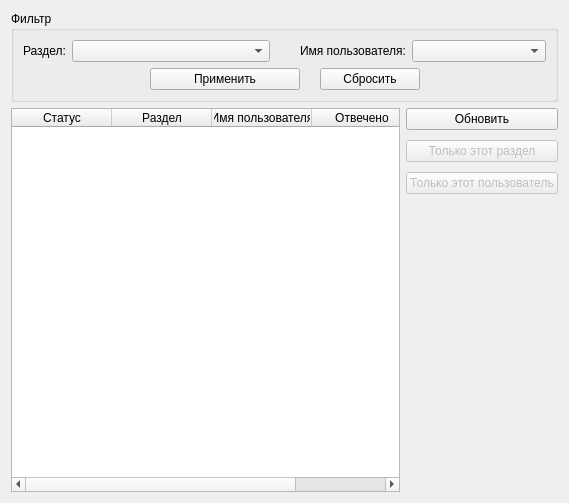
First picture: the form in control/solutionsform.ui, repository TheMrButcher/offline-mentor, before the edit.
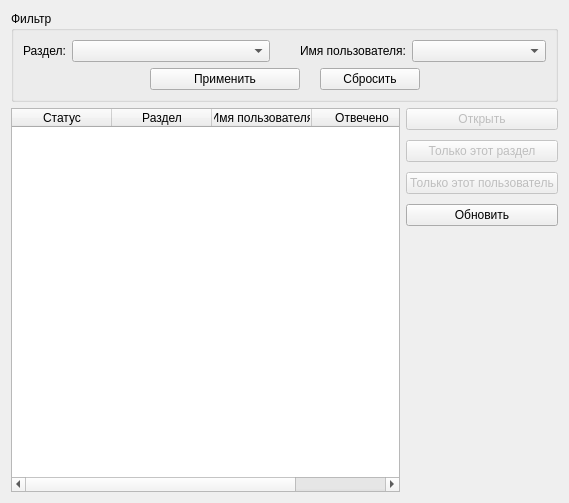
Second picture: the form after the edit. Icons and pictures are not drawn.

```diff
--- a/control/solutionsform.ui
+++ b/control/solutionsform.ui
@@ -187,15 +187,12 @@
         <number>10</number>
        </property>
        <item>
-        <widget class="QPushButton" name="updateButton">
-         <property name="minimumSize">
-          <size>
-           <width>100</width>
-           <height>0</height>
-          </size>
+        <widget class="QPushButton" name="openButton">
+         <property name="enabled">
+          <bool>false</bool>
          </property>
          <property name="text">
-          <string>Обновить</string>
+          <string>Открыть</string>
          </property>
          <property name="icon">
           <iconset resource="resources.qrc">
@@ -243,6 +240,23 @@
          </property>
         </widget>
        </item>
+       <item>
+        <widget class="QPushButton" name="updateButton">
+         <property name="minimumSize">
+          <size>
+           <width>100</width>
+           <height>0</height>
+          </size>
+         </property>
+         <property name="text">
+          <string>Обновить</string>
+         </property>
+         <property name="icon">
+          <iconset resource="resources.qrc">
+           <normaloff>:/icons/refresh.png</normaloff>:/icons/refresh.png</iconset>
+         </property>
+        </widget>
+       </item>
        <item>
         <spacer name="verticalSpacer">
          <property name="orientation">
```
Left out of the diff: 2 changed lines with no effect on the pictures.
